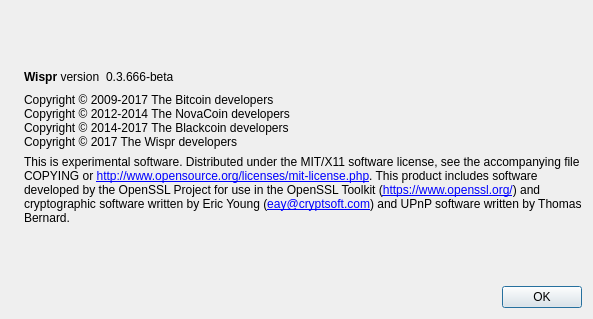
Above: src/qt/forms/aboutdialog.ui from rpicoin/rpicore before the change. Below: the same form after it.
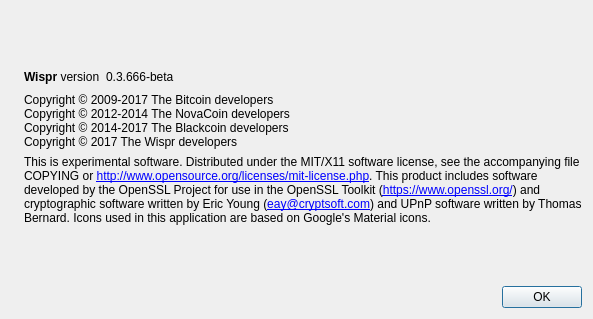
That is the form after the change. Icons and pictures are not drawn.

Commit message: Removed the blacktheme option. Added Google material icons in the about dialog.

The edit to the form file:
```diff
--- a/src/qt/forms/aboutdialog.ui
+++ b/src/qt/forms/aboutdialog.ui
@@ -112,7 +112,9 @@
 
 Distributed under the MIT/X11 software license, see the accompanying file COPYING or &lt;a href=&quot;http://www.opensource.org/licenses/mit-license.php&quot;&gt;http://www.opensource.org/licenses/mit-license.php&lt;/a&gt;.
 
-This product includes software developed by the OpenSSL Project for use in the OpenSSL Toolkit (&lt;a href=&quot;https://www.openssl.org/&quot;&gt;https://www.openssl.org/&lt;/a&gt;) and cryptographic software written by Eric Young (&lt;a href=&quot;mailto:eay@cryptsoft.com&quot;&gt;eay@cryptsoft.com&lt;/a&gt;) and UPnP software written by Thomas Bernard.</string>
+This product includes software developed by the OpenSSL Project for use in the OpenSSL Toolkit (&lt;a href=&quot;https://www.openssl.org/&quot;&gt;https://www.openssl.org/&lt;/a&gt;) and cryptographic software written by Eric Young (&lt;a href=&quot;mailto:eay@cryptsoft.com&quot;&gt;eay@cryptsoft.com&lt;/a&gt;) and UPnP software written by Thomas Bernard.
+
+Icons used in this application are based on Google's Material icons.</string>
        </property>
        <property name="textFormat">
         <enum>Qt::RichText</enum>
```
The commit also changes 6 other files.
